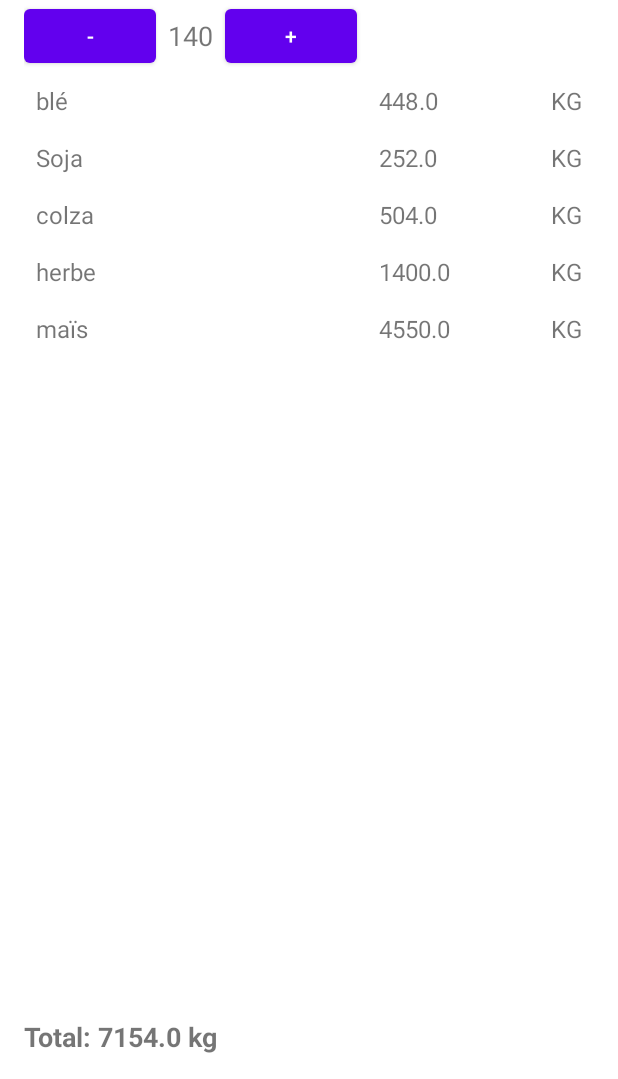
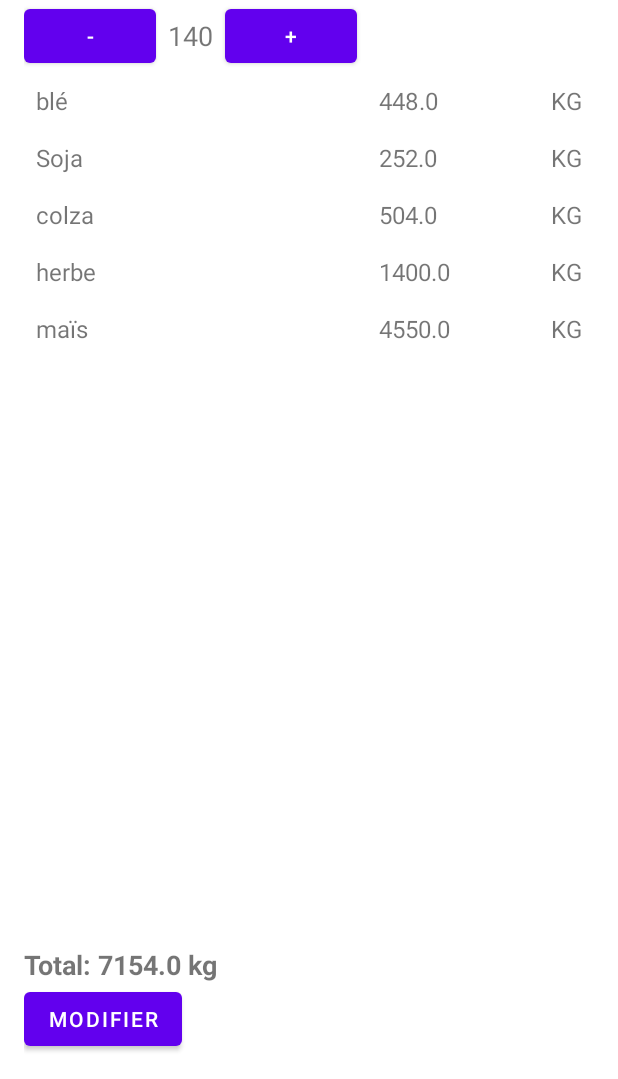
Before and after one commit to TheHosterParis/ration, an Android app: the RationHistoryActivity screen opened directly, with no data from a screen before it, after a tap on "Ration vaches en lactation", on a phone screen of 412 x 824 dp, the part 157-1236 px from its top. Run offline under Robolectric (Android 15) with nearby library versions, the phone set to English and light mode, and no system bars; our stand-ins replace Room's generated code.

Commit message:
Ajout de la fonctionnalité Modifier pour modifier la quantitépar ration.

```diff
--- a/app/src/main/java/com/hoster/ration/ui/aliment/AlimentDeRationAdapter.kt
+++ b/app/src/main/java/com/hoster/ration/ui/aliment/AlimentDeRationAdapter.kt
@@ -1,8 +1,11 @@
 package com.hoster.ration.ui.aliment
 
+import android.text.Editable
+import android.text.TextWatcher
 import android.view.LayoutInflater
 import android.view.View
 import android.view.ViewGroup
+import android.widget.EditText
 import android.widget.TextView
 import androidx.recyclerview.widget.RecyclerView
 import com.hoster.ration.R
@@ -16,6 +19,7 @@ class AlimentDeRationAdapter(private var alimentList: List<AlimentQuantity>) :
         val alimentNameTextView: TextView = view.findViewById(R.id.tvAlimentName)
         val quantityTextView: TextView = view.findViewById(R.id.tvAlimentQuantity)
         val unitTextView: TextView = view.findViewById(R.id.tvAlimentUnit)
+        val quantityEditText: EditText = view.findViewById(R.id.editTextAlimentQuantity)
     }
 
     override fun onCreateViewHolder(parent: ViewGroup, viewType: Int): ViewHolder {
@@ -28,6 +32,32 @@ class AlimentDeRationAdapter(private var alimentList: List<AlimentQuantity>) :
         holder.alimentNameTextView.text = aliment.alimentName
         holder.quantityTextView.text = String.format("%.1f", aliment.quantity)
         holder.unitTextView.text = aliment.unit
+
+        // Affichez EditText ou TextView en fonction du mode édition
+        if (isInEditMode) {
+            holder.quantityEditText.visibility = View.VISIBLE
+            holder.quantityTextView.visibility = View.GONE
+            holder.quantityEditText.setText(aliment.quantityParRation.toString())
+
+            holder.quantityEditText.addTextChangedListener(object : TextWatcher {
+                override fun beforeTextChanged(s: CharSequence?, start: Int, count: Int, after: Int) {}
+
+                override fun onTextChanged(s: CharSequence?, start: Int, before: Int, count: Int) {
+                    // Convertir le texte en nombre et mettre à jour la quantité de l'aliment
+                    s?.toString()?.toDoubleOrNull()?.let { newQuantity ->
+                        aliment.quantity = newQuantity
+                        // Mettez à jour le total ou d'autres UI si nécessaire
+                    }
+                }
+
+                override fun afterTextChanged(s: Editable?) {}
+            })
+
+        } else {
+            holder.quantityEditText.visibility = View.GONE
+            holder.quantityTextView.visibility = View.VISIBLE
+            holder.quantityTextView.text = aliment.quantity.toString()
+        }
     }
 
     override fun getItemCount() = alimentList.size
@@ -50,4 +80,12 @@ class AlimentDeRationAdapter(private var alimentList: List<AlimentQuantity>) :
     fun getTotalWeight(): Double {
         return alimentList.sumOf { it.quantity }
     }
+    // Ajoutez une variable pour suivre le mode édition
+    private var isInEditMode = false
+
+    // Méthode pour définir le mode édition
+    fun setEditMode(isInEditMode: Boolean) {
+        this.isInEditMode = isInEditMode
+        notifyDataSetChanged()
+    }
 }
--- a/app/src/main/java/com/hoster/ration/ui/ration/RationDetailActivity.kt
+++ b/app/src/main/java/com/hoster/ration/ui/ration/RationDetailActivity.kt
@@ -17,6 +17,8 @@ class RationDetailActivity : AppCompatActivity() {
     private lateinit var btnDecrease: Button
     private lateinit var btnIncrease: Button
     private lateinit var tvTotalWeight: TextView
+    // Ajoutez un indicateur pour savoir si vous êtes en mode édition
+    private var isInEditMode = false
     override fun onCreate(savedInstanceState: Bundle?) {
         super.onCreate(savedInstanceState)
         setContentView(R.layout.activity_ration_detail)
@@ -58,6 +60,12 @@ class RationDetailActivity : AppCompatActivity() {
             numberOfAnimals++
             updateUI(adapter, numberOfAnimals)
         }
+
+        val btnEditQuantities: Button = findViewById(R.id.btnEditQuantities)
+        btnEditQuantities.setOnClickListener {
+            isInEditMode = !isInEditMode
+            adapter.setEditMode(isInEditMode)
+        }
     }
     private fun updateUI(adapter: AlimentDeRationAdapter, numberOfAnimals: Int) {
         tvNumberOfAnimals.text = numberOfAnimals.toString()
--- a/app/src/main/res/layout/activity_ration_detail.xml
+++ b/app/src/main/res/layout/activity_ration_detail.xml
@@ -52,4 +52,11 @@
         android:layout_marginTop="8dp"
         android:textStyle="bold"
         android:text="@string/total_0_kg" />
+
+    <Button
+        android:id="@+id/btnEditQuantities"
+        android:layout_width="wrap_content"
+        android:layout_height="wrap_content"
+        android:text="@string/modifier" />
+
 </LinearLayout>
--- a/app/src/main/res/layout/ration_aliment_list_item.xml
+++ b/app/src/main/res/layout/ration_aliment_list_item.xml
@@ -27,4 +27,11 @@
         android:layout_height="wrap_content"
         android:text="@string/unit"
         android:textSize="16sp" />
+
+    <EditText
+        android:id="@+id/editTextAlimentQuantity"
+        android:layout_width="wrap_content"
+        android:layout_height="wrap_content"
+        android:inputType="numberDecimal"
+        android:visibility="gone"/>
 </LinearLayout>
--- a/app/src/main/res/values/strings.xml
+++ b/app/src/main/res/values/strings.xml
@@ -14,4 +14,5 @@
     <string name="plus">+</string>
     <string name="total_0_kg">Total: 0 KG</string>
     <string name="total_kg">Total: %1$.1f kg</string>
+    <string name="modifier">Modifier</string>
 </resources>
```
Also changed, not shown: app/src/main/java/com/hoster/ration/data/database/AppDataBase.kt (+15 -5 lines).
